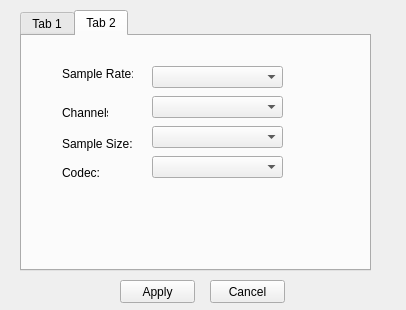
Qt form Listenner/settings.ui (Ernyoke/Allamvizsga) before a commit.
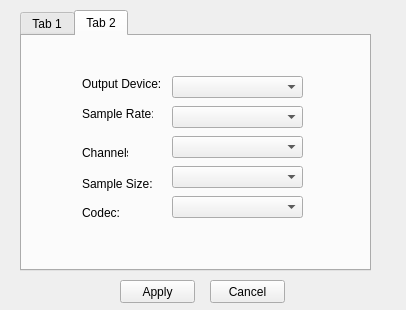
The same form after that commit.

```diff
--- a/Listenner/settings.ui
+++ b/Listenner/settings.ui
@@ -96,8 +96,8 @@
     <widget class="QLabel" name="label_3">
      <property name="geometry">
       <rect>
-       <x>40</x>
-       <y>30</y>
+       <x>60</x>
+       <y>70</y>
        <width>71</width>
        <height>16</height>
       </rect>
@@ -109,8 +109,8 @@
     <widget class="QLabel" name="label_4">
      <property name="geometry">
       <rect>
-       <x>40</x>
-       <y>70</y>
+       <x>60</x>
+       <y>110</y>
        <width>46</width>
        <height>13</height>
       </rect>
@@ -122,8 +122,8 @@
     <widget class="QLabel" name="label_5">
      <property name="geometry">
       <rect>
-       <x>40</x>
-       <y>100</y>
+       <x>60</x>
+       <y>140</y>
        <width>71</width>
        <height>16</height>
       </rect>
@@ -135,8 +135,8 @@
     <widget class="QLabel" name="label_6">
      <property name="geometry">
       <rect>
-       <x>40</x>
-       <y>130</y>
+       <x>60</x>
+       <y>170</y>
        <width>46</width>
        <height>13</height>
       </rect>
@@ -148,8 +148,8 @@
     <widget class="QComboBox" name="sampleRateBox">
      <property name="geometry">
       <rect>
-       <x>130</x>
-       <y>30</y>
+       <x>150</x>
+       <y>70</y>
        <width>131</width>
        <height>22</height>
       </rect>
@@ -158,8 +158,8 @@
     <widget class="QComboBox" name="channelBox">
      <property name="geometry">
       <rect>
-       <x>130</x>
-       <y>60</y>
+       <x>150</x>
+       <y>100</y>
        <width>131</width>
        <height>22</height>
       </rect>
@@ -168,8 +168,8 @@
     <widget class="QComboBox" name="sampleSizeBox">
      <property name="geometry">
       <rect>
-       <x>130</x>
-       <y>90</y>
+       <x>150</x>
+       <y>130</y>
        <width>131</width>
        <height>22</height>
       </rect>
@@ -178,13 +178,36 @@
     <widget class="QComboBox" name="codecBox_2">
      <property name="geometry">
       <rect>
-       <x>130</x>
-       <y>120</y>
+       <x>150</x>
+       <y>160</y>
        <width>131</width>
        <height>22</height>
       </rect>
      </property>
     </widget>
+    <widget class="QComboBox" name="deviceBox">
+     <property name="geometry">
+      <rect>
+       <x>150</x>
+       <y>40</y>
+       <width>131</width>
+       <height>22</height>
+      </rect>
+     </property>
+    </widget>
+    <widget class="QLabel" name="label_7">
+     <property name="geometry">
+      <rect>
+       <x>60</x>
+       <y>40</y>
+       <width>81</width>
+       <height>16</height>
+      </rect>
+     </property>
+     <property name="text">
+      <string>Output Device:</string>
+     </property>
+    </widget>
    </widget>
   </widget>
   <widget class="QPushButton" name="applyButton">
```
